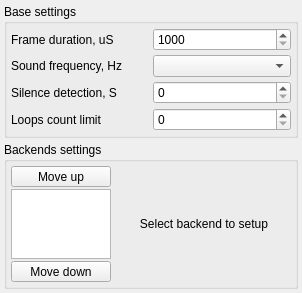
Old version of the form apps/zxtune-qt/ui/preferences/sound.ui in the repository vitamin-caig/zxtune.
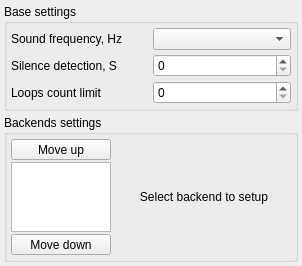
New version of the form.

Commit message: Get rid of frame duration from desktop apps.

Diff of the .ui file:
```diff
--- a/apps/zxtune-qt/ui/preferences/sound.ui
+++ b/apps/zxtune-qt/ui/preferences/sound.ui
@@ -33,54 +33,37 @@
        <number>4</number>
       </property>
       <item row="0" column="0">
-       <widget class="QLabel" name="frameDurationLabel">
-        <property name="text">
-         <string>Frame duration, uS</string>
-        </property>
-       </widget>
-      </item>
-      <item row="0" column="1">
-       <widget class="QSpinBox" name="frameDurationValue">
-        <property name="minimum">
-         <number>1000</number>
-        </property>
-        <property name="maximum">
-         <number>1000000</number>
-        </property>
-       </widget>
-      </item>
-      <item row="1" column="0">
        <widget class="QLabel" name="soundFrequencyLabel">
         <property name="text">
          <string>Sound frequency, Hz</string>
         </property>
        </widget>
       </item>
-      <item row="1" column="1">
+      <item row="0" column="1">
        <widget class="QComboBox" name="soundFrequencyValue"/>
       </item>
-      <item row="2" column="0">
+      <item row="1" column="0">
        <widget class="QLabel" name="silenceLimitLabel">
         <property name="text">
          <string>Silence detection, S</string>
         </property>
        </widget>
       </item>
-      <item row="2" column="1">
+      <item row="1" column="1">
        <widget class="QSpinBox" name="silenceLimitValue">
         <property name="maximum">
          <number>30</number>
         </property>
        </widget>
       </item>
-      <item row="3" column="0">
+      <item row="2" column="0">
        <widget class="QLabel" name="loopsCountLimitLabel">
         <property name="text">
          <string>Loops count limit</string>
         </property>
        </widget>
       </item>
-      <item row="3" column="1">
+      <item row="2" column="1">
        <widget class="QSpinBox" name="loopsCountLimitValue">
         <property name="maximum">
          <number>10</number>
```
The commit also changes 15 other files.
